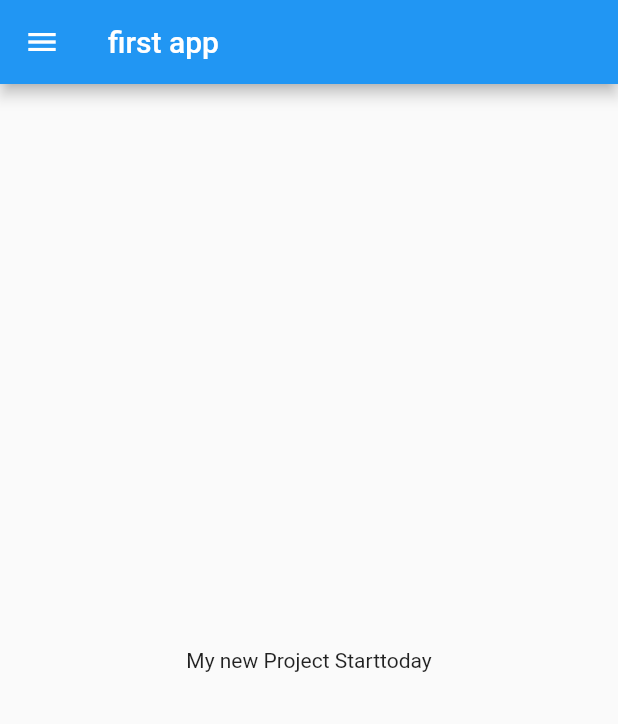
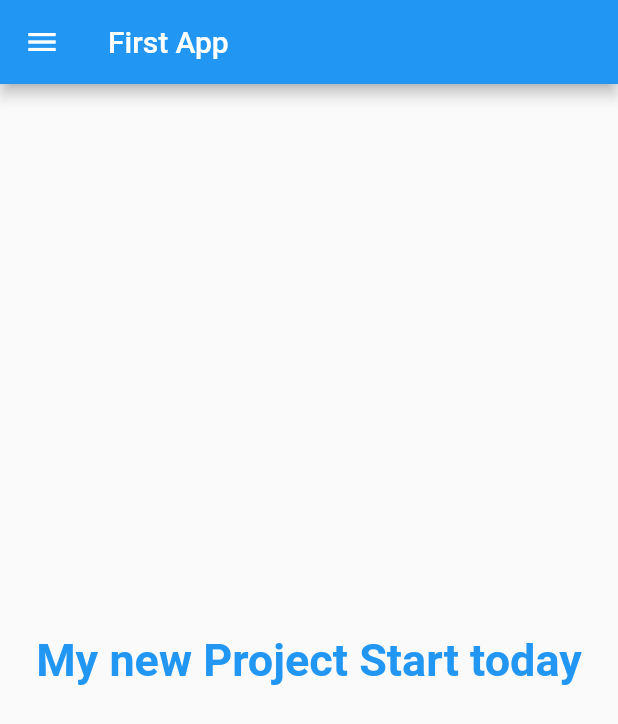
Before and after one commit to shakilab0/30DaysOfFlutter, a Flutter app: the screen it shows after launch, on a phone screen of 412 x 824 dp. Shown: the top 724 px of the screen. Run offline on Flutter 3.47's test engine with Material 2 defaults, Android fonts, the phone set to English and light mode, and no system bars.

Commit message:
day3 completed

```diff
--- a/lib/main.dart
+++ b/lib/main.dart
@@ -1,5 +1,6 @@
 import 'package:flutter/material.dart';
-import 'package:m_app1/home_page.dart';
+import 'package:m_app1/pages/home_page.dart';
+import 'package:m_app1/pages/login_page.dart';
 
 void main(){
   runApp(const MyApp());
@@ -11,7 +12,21 @@ class MyApp extends StatelessWidget {
   @override
   Widget build(BuildContext context) {
     return MaterialApp(
-      home:HomePage(),
+
+      themeMode: ThemeMode.dark,
+      darkTheme: ThemeData(
+        brightness: Brightness.light,
+      ),
+      theme: ThemeData(primarySwatch: Colors.deepOrange),
+
+      initialRoute: "/home",
+
+      routes: {
+        "/": (context)=>LoginPage(),
+        "/home": (context)=>HomePage(),
+        "/login": (context)=>LoginPage(),
+      },
+
     );
   }
 }
--- a/lib/home_page.dart
+++ b/lib/pages/home_page.dart
@@ -7,12 +7,19 @@ class HomePage extends StatelessWidget {
   Widget build(BuildContext context) {
     return Scaffold(
       appBar: AppBar(
-        title: Text("first app"),
+        title: Text("First App"),
       ),
       drawer: Drawer(),
       body: Center(
         child: Container(
-          child: Text("My new Project Starttoday"),
+          child: Text(
+            "My new Project Start today",
+            style: TextStyle(
+              fontSize: 30,
+              color: Colors.blue,
+              fontWeight: FontWeight.bold,
+            ),
+          ),
         ),
       ),
     );
```
Also changed, not shown: lib/pages/login_page.dart (added, +20 -0 lines).
